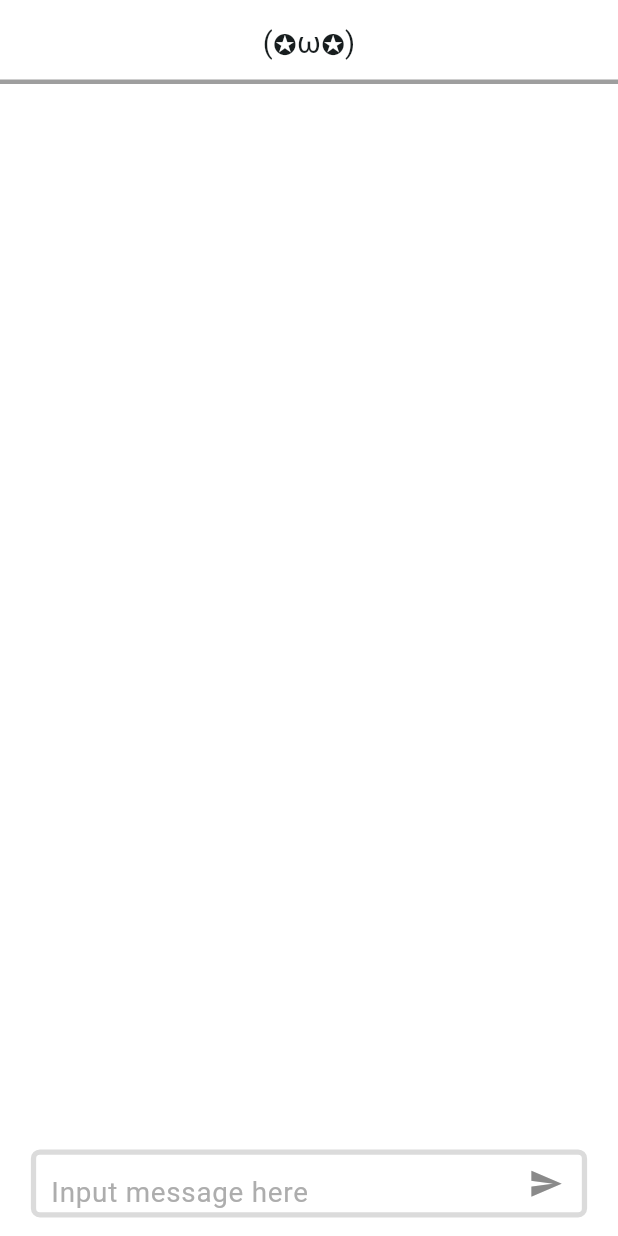
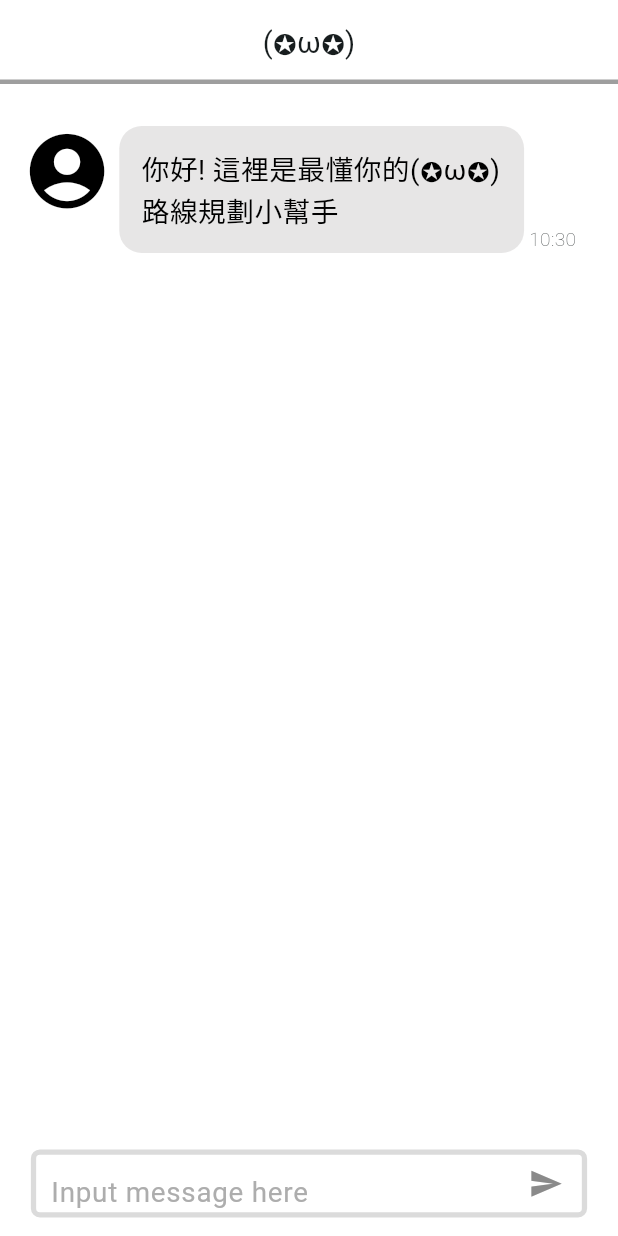
Before and after one commit to HOSHICHEN7267/ITS_chatbot_new, a Flutter app: the screen it shows after launch, on a phone screen of 412 x 824 dp. Run offline on Flutter 3.47's test engine with Material 3 defaults, Android fonts, the phone set to English and light mode, and no system bars.

Commit message:
Add welcome message (temp) into chat room

```diff
--- a/lib/pages/chat_page.dart
+++ b/lib/pages/chat_page.dart
@@ -20,6 +20,11 @@ class _ChatPageState extends State<ChatPage> {
   @override
   void initState() {
     super.initState();
+    String formattedDate = DateFormat('HH:mm').format(DateTime.now());
+    messageList.add(Message(
+        isSelf: false,
+        message: "你好! 這裡是最懂你的(✪ω✪)路線規劃小幫手",
+        timestamp: formattedDate));
   }
 
   @override
```
